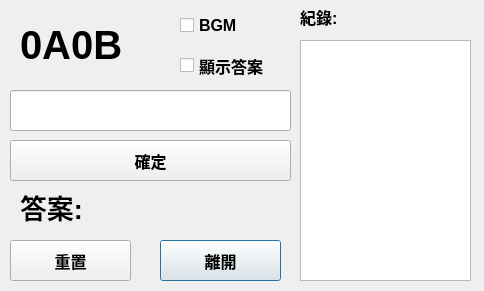
The window that GUI/1A2B_GUI.ui (AhJayzZ/1A2B) describes before a commit, drawn with Qt 5.
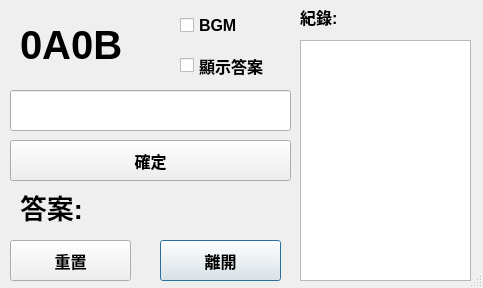
The same window after the commit.

```diff
--- a/GUI/1A2B_GUI.ui
+++ b/GUI/1A2B_GUI.ui
@@ -6,10 +6,16 @@
    <rect>
     <x>0</x>
     <y>0</y>
-    <width>484</width>
-    <height>291</height>
+    <width>483</width>
+    <height>288</height>
    </rect>
   </property>
+  <property name="sizePolicy">
+   <sizepolicy hsizetype="Preferred" vsizetype="Preferred">
+    <horstretch>0</horstretch>
+    <verstretch>0</verstretch>
+   </sizepolicy>
+  </property>
   <property name="font">
    <font>
     <weight>75</weight>
@@ -19,6 +25,12 @@
   <property name="windowTitle">
    <string>Dialog</string>
   </property>
+  <property name="layoutDirection">
+   <enum>Qt::LeftToRight</enum>
+  </property>
+  <property name="sizeGripEnabled">
+   <bool>true</bool>
+  </property>
   <widget class="QLabel" name="result_label">
    <property name="geometry">
     <rect>
```
